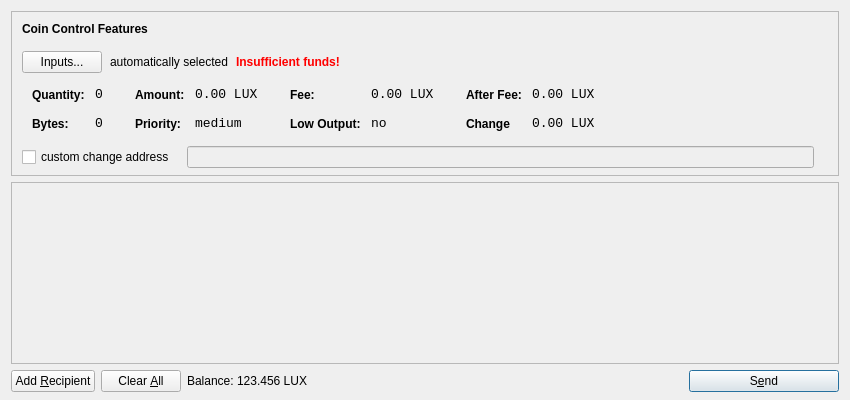
Above: src/qt/forms/sendcoinsdialog.ui from LUX-Core/lux before the change. Below: the same form after it.
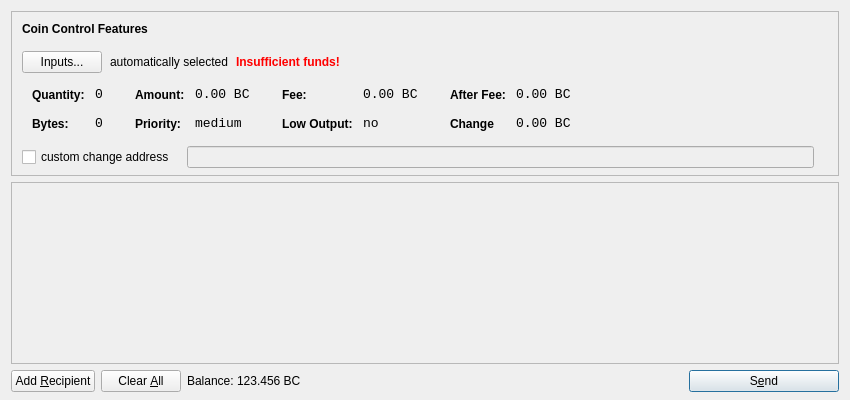
That is the form after the change. Icons and pictures are not drawn.

Patch:
```diff
--- a/src/qt/forms/sendcoinsdialog.ui
+++ b/src/qt/forms/sendcoinsdialog.ui
@@ -321,7 +321,7 @@
                   <enum>Qt::ActionsContextMenu</enum>
                  </property>
                  <property name="text">
-                  <string notr="true">0.00 LUX</string>
+                  <string>0.00 BC</string>
                  </property>
                  <property name="textInteractionFlags">
                   <set>Qt::LinksAccessibleByMouse|Qt::TextSelectableByKeyboard|Qt::TextSelectableByMouse</set>
@@ -407,7 +407,7 @@
                   <enum>Qt::ActionsContextMenu</enum>
                  </property>
                  <property name="text">
-                  <string notr="true">0.00 LUX</string>
+                  <string>0.00 BC</string>
                  </property>
                  <property name="textInteractionFlags">
                   <set>Qt::LinksAccessibleByMouse|Qt::TextSelectableByKeyboard|Qt::TextSelectableByMouse</set>
@@ -493,7 +493,7 @@
                   <enum>Qt::ActionsContextMenu</enum>
                  </property>
                  <property name="text">
-                  <string notr="true">0.00 LUX</string>
+                  <string>0.00 BC</string>
                  </property>
                  <property name="textInteractionFlags">
                   <set>Qt::LinksAccessibleByMouse|Qt::TextSelectableByKeyboard|Qt::TextSelectableByMouse</set>
@@ -525,7 +525,7 @@
                   <enum>Qt::ActionsContextMenu</enum>
                  </property>
                  <property name="text">
-                  <string notr="true">0.00 LUX</string>
+                  <string>0.00 BC</string>
                  </property>
                  <property name="textInteractionFlags">
                   <set>Qt::LinksAccessibleByMouse|Qt::TextSelectableByKeyboard|Qt::TextSelectableByMouse</set>
@@ -724,7 +724,7 @@
           <cursorShape>IBeamCursor</cursorShape>
          </property>
          <property name="text">
-          <string notr="true">123.456 LUX</string>
+          <string>123.456 BC</string>
          </property>
          <property name="textInteractionFlags">
           <set>Qt::LinksAccessibleByMouse|Qt::TextSelectableByKeyboard|Qt::TextSelectableByMouse</set>
```
